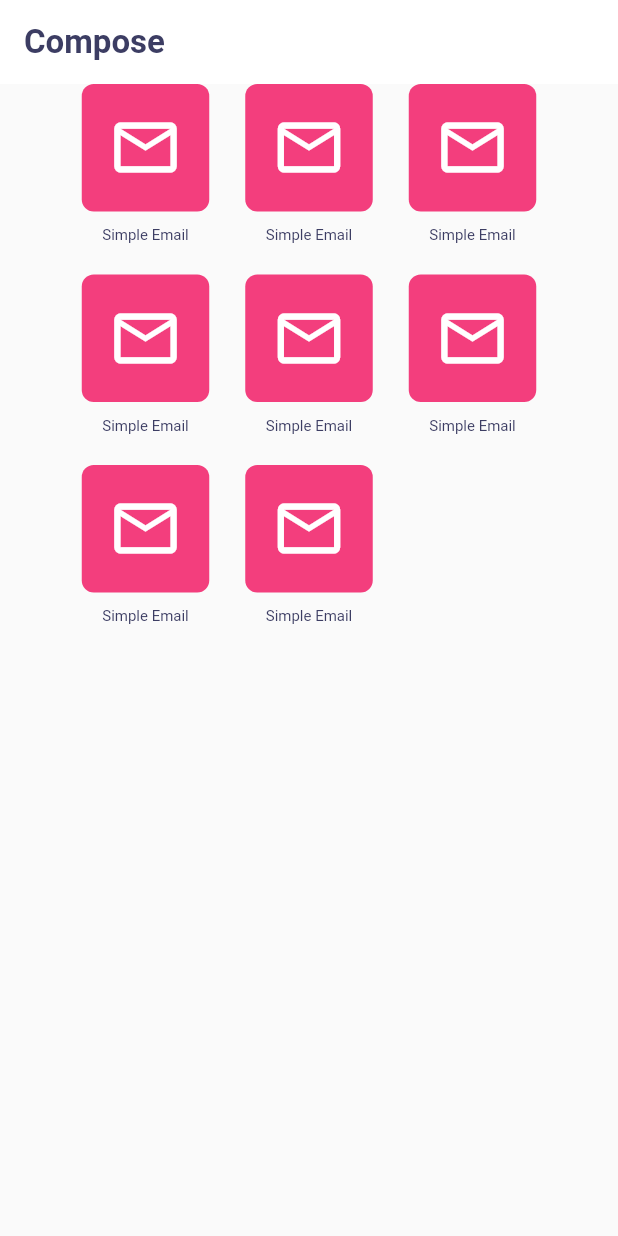
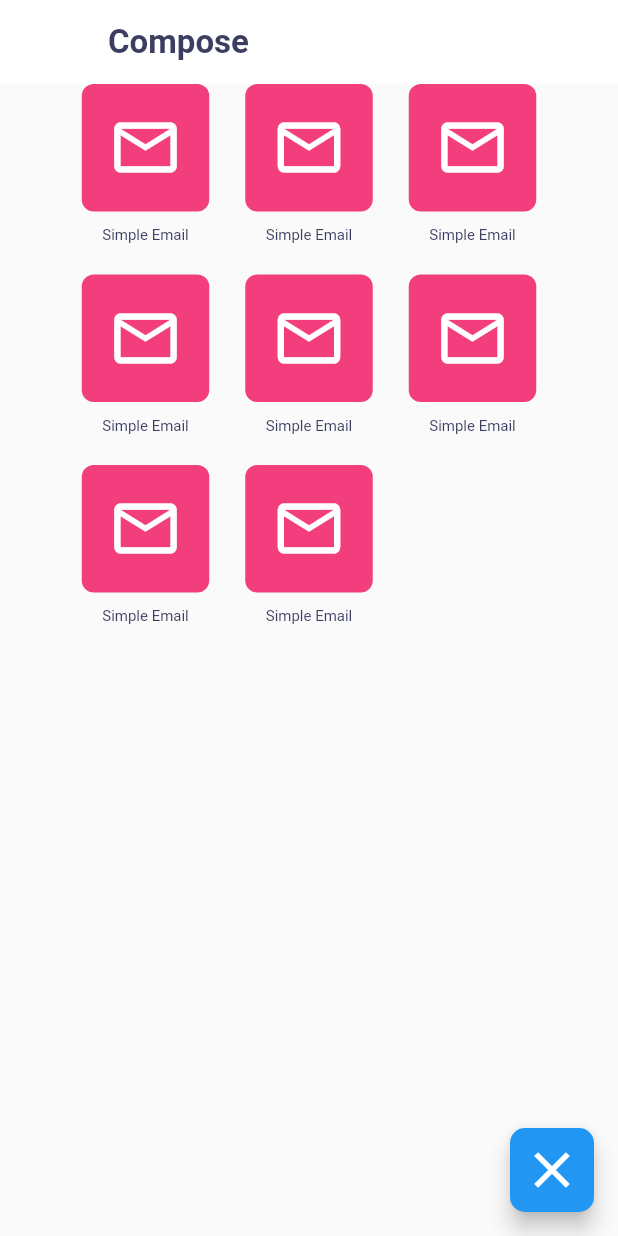
Before and after one commit to EAC-Technology/MobileApp, a Flutter app: the EmailTypesListScreen screen opened directly, on a phone screen of 412 x 824 dp. Run offline on Flutter 3.47's test engine with Material 2 defaults, Android fonts, the phone set to English and light mode, and no system bars; our stand-ins replace convert, flutter_svg, rxdart, sqflite, timeago, uni_links; missing offline and left inert: flutter_webview_plugin; accounts and stored records are empty.

Commit message:
UI adjustments

```diff
--- a/app_in_mail/lib/screens/home/email_types_list.dart
+++ b/app_in_mail/lib/screens/home/email_types_list.dart
@@ -22,6 +22,19 @@ class _EmailTypesListScreenState extends State<EmailTypesListScreen> {
                   fontWeight: FontWeight.bold,
                   fontSize: 22))),
       body: _buildBody(),
+      floatingActionButton: FloatingActionButton(
+          shape: RoundedRectangleBorder(
+              borderRadius: const BorderRadius.all(
+            const Radius.circular(10.0),
+          )),
+          child: Icon(
+            Icons.clear,
+            size: 40.0,
+          ),
+          onPressed: () {
+            Navigator.of(context).pop();
+          },
+        ),
     );
   }
 
--- a/app_in_mail/lib/screens/home/home_page.dart
+++ b/app_in_mail/lib/screens/home/home_page.dart
@@ -54,7 +54,7 @@ class _HomePageState extends State<HomePage> {
             size: 40.0,
           ),
           onPressed: () {
-            Navigator.of(context).pushReplacement(
+            Navigator.of(context).push(
                 MaterialPageRoute<void>(builder: (BuildContext context) {
               return EmailTypesListScreen();
             }));
```
